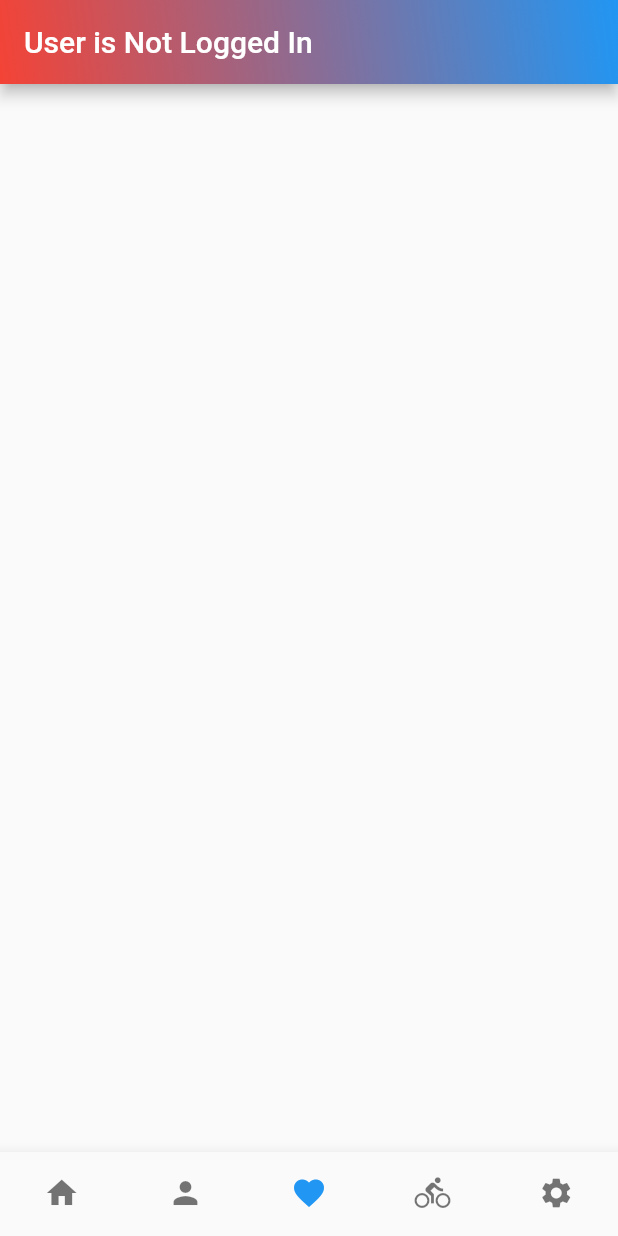
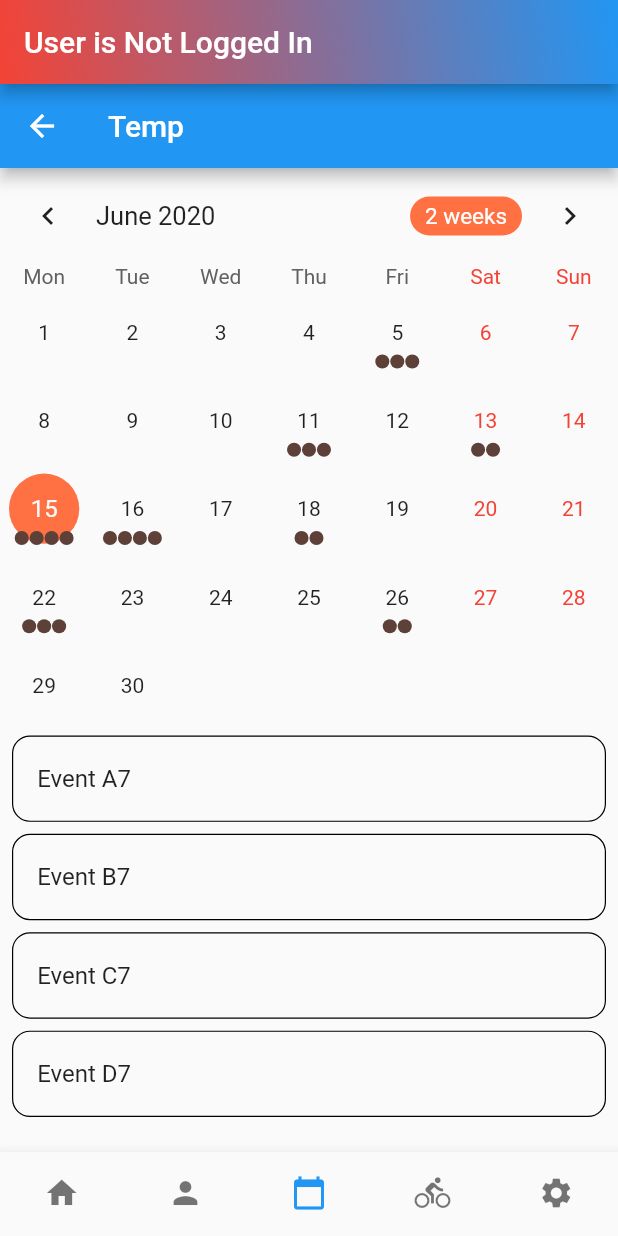
Before and after one commit to rostradamus/fitsight_app, a Flutter app: the MainPage screen opened directly, item 3 of the bottom bar chosen, on a phone screen of 412 x 824 dp. Run offline on Flutter 3.47's test engine with Material 2 defaults, Android fonts, the light colour scheme and no system bars; drawn by our look-alikes of table_calendar; our stand-ins replace dio, equatable, flutter_bloc, flutter_i18n, get_it, gradient_app_bar and 1 more; missing offline and left inert: cookie_jar, dio_cookie_manager; network calls fail; statements that could not run were skipped.

Commit message:
Implemented FriendsView & Bloc

```diff
--- /dev/null
+++ b/lib/blocs/bottom_navigation/bottom_navigation_bloc.dart
@@ -0,0 +1,55 @@
+import 'package:fitsight_app/blocs/bottom_navigation/bottom_navigation_event.dart';
+import 'package:fitsight_app/blocs/bottom_navigation/bottom_navigation_state.dart';
+import 'package:flutter_bloc/flutter_bloc.dart';
+
+class BottomNavigationBloc
+    extends Bloc<BottomNavigationEvent, BottomNavigationState> {
+  int currentIndex = 0;
+
+  @override
+  BottomNavigationState get initialState => ViewLoading();
+
+  @override
+  Stream<BottomNavigationState> mapEventToState(
+    BottomNavigationEvent event,
+  ) async* {
+    if (event is MainPageLoaded) {
+      this.add(PageTapped(index: this.currentIndex));
+    }
+    if (event is PageTapped) {
+      this.currentIndex = event.index;
+      yield CurrentIndexChanged(currentIndex: event.index);
+      yield ViewLoading();
+
+      switch (this.currentIndex) {
+        case 0:
+          {
+            yield HomeViewState();
+            break;
+          }
+        case 1:
+          {
+            yield FriendsViewState();
+            break;
+          }
+        case 2:
+          {
+            yield PlanViewState();
+            break;
+          }
+        case 3:
+          {
+            yield TipsViewState();
+            break;
+          }
+        case 4:
+          {
+            yield SettingsViewState();
+            break;
+          }
+        default:
+          {}
+      }
+    }
+  }
+}
--- /dev/null
+++ b/lib/blocs/bottom_navigation/bottom_navigation_event.dart
@@ -0,0 +1,18 @@
+import 'package:equatable/equatable.dart';
+import 'package:meta/meta.dart';
+
+abstract class BottomNavigationEvent extends Equatable {
+  @override
+  List<Object> get props => [];
+}
+
+class MainPageLoaded extends BottomNavigationEvent {}
+
+class PageTapped extends BottomNavigationEvent {
+  final int index;
+
+  PageTapped({@required this.index});
+
+  @override
+  List<Object> get props => [index];
+}
--- /dev/null
+++ b/lib/blocs/bottom_navigation/bottom_navigation_state.dart
@@ -0,0 +1,27 @@
+import 'package:equatable/equatable.dart';
+import 'package:meta/meta.dart';
+
+abstract class BottomNavigationState extends Equatable {
+  @override
+  List<Object> get props => [];
+}
+
+class CurrentIndexChanged extends BottomNavigationState {
+  final int currentIndex;
+  CurrentIndexChanged({@required this.currentIndex});
+
+  @override
+  List<Object> get props => [currentIndex];
+}
+
+class ViewLoading extends BottomNavigationState {}
+
+class HomeViewState extends BottomNavigationState {}
+
+class FriendsViewState extends BottomNavigationState {}
+
+class PlanViewState extends BottomNavigationState {}
+
+class TipsViewState extends BottomNavigationState {}
+
+class SettingsViewState extends BottomNavigationState {}
--- /dev/null
+++ b/lib/blocs/friends/friends_bloc.dart
@@ -0,0 +1,24 @@
+import 'package:fitsight_app/blocs/friends/friends_event.dart';
+import 'package:fitsight_app/blocs/friends/friends_state.dart';
+import 'package:fitsight_app/models/user.dart';
+import 'package:fitsight_app/services/friends_service.dart';
+import 'package:flutter_bloc/flutter_bloc.dart';
+import 'package:get_it/get_it.dart';
+
+class FriendsBloc extends Bloc<FriendsEvent, FriendsState> {
+  FriendsService _friendsService = GetIt.I.get<FriendsService>();
+  @override
+  FriendsState get initialState => FriendsLoadingState();
+
+  @override
+  Stream<FriendsState> mapEventToState(FriendsEvent event) async* {
+    if (event is FriendsViewLoaded) {
+      this.add(FriendsListRefreshed());
+    }
+    if (event is FriendsListRefreshed) {
+      yield FriendsLoadingState();
+      List<User> friends = await _friendsService.fetchUsers();
+      yield FriendsLoadedState(friends: friends);
+    }
+  }
+}
--- /dev/null
+++ b/lib/blocs/friends/friends_event.dart
@@ -0,0 +1,10 @@
+import 'package:equatable/equatable.dart';
+
+abstract class FriendsEvent extends Equatable {
+  @override
+  List<Object> get props => [];
+}
+
+class FriendsViewLoaded extends FriendsEvent {}
+
+class FriendsListRefreshed extends FriendsEvent {}
--- /dev/null
+++ b/lib/blocs/friends/friends_state.dart
@@ -0,0 +1,18 @@
+import 'package:equatable/equatable.dart';
+import 'package:fitsight_app/models/user.dart';
+import 'package:meta/meta.dart';
+
+abstract class FriendsState extends Equatable {
+  @override
+  List<Object> get props => [];
+}
+
+class FriendsLoadingState extends FriendsState {}
+
+class FriendsLoadedState extends FriendsState {
+  final List<User> friends;
+
+  FriendsLoadedState({@required this.friends});
+  @override
+  List<Object> get props => [friends];
+}
--- a/lib/main.dart
+++ b/lib/main.dart
@@ -5,5 +5,6 @@ import 'my_app.dart';
 
 void main() {
   setupLocator();
+
   runApp(MyApp());
 }
--- a/lib/service_locator.dart
+++ b/lib/service_locator.dart
@@ -1,4 +1,5 @@
 import 'package:fitsight_app/services/auth_service.dart';
+import 'package:fitsight_app/services/friends_service.dart';
 import 'package:get_it/get_it.dart';
 import 'package:fitsight_app/services/api_service.dart';
 
@@ -8,4 +9,5 @@ void setupLocator() {
     return apiService.init();
   });
   GetIt.I.registerSingleton<AuthService>(AuthService());
+  GetIt.I.registerSingleton<FriendsService>(FriendsService());
 }
--- a/lib/widgets/components/main/friends_view.dart
+++ b/lib/widgets/components/main/friends_view.dart
@@ -1,51 +1,40 @@
-import 'package:dio/dio.dart';
+import 'package:fitsight_app/blocs/friends/friends_bloc.dart';
+import 'package:fitsight_app/blocs/friends/friends_event.dart';
+import 'package:fitsight_app/blocs/friends/friends_state.dart';
 import 'package:fitsight_app/models/user.dart';
-import 'package:fitsight_app/services/api_service.dart';
-import 'package:fitsight_app/services/exceptions/auth_service_exception.dart';
-import 'package:fitsight_app/utils/global_exception_ui_handler.dart';
 import 'package:flutter/material.dart';
-import 'package:get_it/get_it.dart';
+import 'package:flutter_bloc/flutter_bloc.dart';
 
-// TODO: (Temporary) Needs to be re-implemented
-class FriendsView extends StatefulWidget {
-  @override
-  _FriendsViewState createState() => _FriendsViewState();
-}
-
-class _FriendsViewState extends State<FriendsView> {
-  ApiService apiService = GetIt.I.get<ApiService>();
-  List<User> users = [];
-
-  void fetchUsers(BuildContext context) async {
-    try {
-      var response = await apiService.getClient().get('/users');
-      List<User> fetchedUsers = List.from(List<Map>.from(response.data)
-          .map((Map model) => User.fromJson(model)));
-      setState(() {
-        users = fetchedUsers;
-      });
-    } on RefreshTokenFailedException {
-      GlobalExceptionUIHandler.showSessionExpiredDialog(context);
-    } on DioError {
-      GlobalExceptionUIHandler.showUnexpectedErrorDialog(context);
-    }
-  }
-
+class FriendsView extends StatelessWidget {
   @override
   Widget build(BuildContext context) {
+    BlocProvider.of<FriendsBloc>(context).add(FriendsViewLoaded());
     return Container(
       child: Stack(
         children: <Widget>[
-          ListView(
-            children: users
-                .map((User user) => ListTile(
+          BlocBuilder<FriendsBloc, FriendsState>(
+            builder: (context, state) {
+              if (state is FriendsLoadedState) {
+                return ListView(
+                  children: state.friends
+                      .map(
+                        (User user) => ListTile(
                           leading: CircleAvatar(
                             backgroundColor: Colors.green,
                           ),
                           title: Text("${user.firstName} ${user.lastName}"),
                           subtitle: Text(user.email),
-                    ))
+                        ),
+                      )
                       .toList(),
+                );
+              }
+              return Center(
+                child: CircularProgressIndicator(
+                  backgroundColor: Colors.white,
+                ),
+              );
+            },
           ),
           Padding(
             padding: EdgeInsets.all(30.0),
@@ -60,7 +49,8 @@ class _FriendsViewState extends State<FriendsView> {
                     height: 50,
                     width: 70,
                     child: RaisedButton(
-                      onPressed: () => fetchUsers(context),
+                      onPressed: () => BlocProvider.of<FriendsBloc>(context)
+                          .add(FriendsListRefreshed()),
                       shape: RoundedRectangleBorder(
                         borderRadius: BorderRadius.circular(80.0),
                       ),
--- /dev/null
+++ b/lib/widgets/components/main/plan_view.dart
@@ -0,0 +1,172 @@
+import 'package:flutter/material.dart';
+import 'package:table_calendar/table_calendar.dart';
+
+class PlanView extends StatefulWidget {
+  PlanView({Key key}) : super(key: key);
+  @override
+  _PlanViewState createState() => _PlanViewState();
+}
+
+class _PlanViewState extends State<PlanView> with TickerProviderStateMixin {
+  Map<DateTime, List> _events;
+  List _selectedEvents;
+  AnimationController _animationController;
+  CalendarController _calendarController;
+
+  @override
+  void initState() {
+    super.initState();
+    final _selectedDay = DateTime.now();
+
+    _events = {
+      _selectedDay.subtract(Duration(days: 30)): [
+        'Event A0',
+        'Event B0',
+        'Event C0'
+      ],
+      _selectedDay.subtract(Duration(days: 27)): ['Event A1'],
+      _selectedDay.subtract(Duration(days: 20)): [
+        'Event A2',
+        'Event B2',
+        'Event C2',
+        'Event D2'
+      ],
+      _selectedDay.subtract(Duration(days: 16)): ['Event A3', 'Event B3'],
+      _selectedDay.subtract(Duration(days: 10)): [
+        'Event A4',
+        'Event B4',
+        'Event C4'
+      ],
+      _selectedDay.subtract(Duration(days: 4)): [
+        'Event A5',
+        'Event B5',
+        'Event C5'
+      ],
+      _selectedDay.subtract(Duration(days: 2)): ['Event A6', 'Event B6'],
+      _selectedDay: ['Event A7', 'Event B7', 'Event C7', 'Event D7'],
+      _selectedDay.add(Duration(days: 1)): [
+        'Event A8',
+        'Event B8',
+        'Event C8',
+        'Event D8'
+      ],
+      _selectedDay.add(Duration(days: 3)):
+          Set.from(['Event A9', 'Event A9', 'Event B9']).toList(),
+      _selectedDay.add(Duration(days: 7)): [
+        'Event A10',
+        'Event B10',
+        'Event C10'
+      ],
+      _selectedDay.add(Duration(days: 11)): ['Event A11', 'Event B11'],
+      _selectedDay.add(Duration(days: 17)): [
+        'Event A12',
+        'Event B12',
+        'Event C12',
+        'Event D12'
+      ],
+      _selectedDay.add(Duration(days: 22)): ['Event A13', 'Event B13'],
+      _selectedDay.add(Duration(days: 26)): [
+        'Event A14',
+        'Event B14',
+        'Event C14'
+      ],
+    };
+
+    _selectedEvents = _events[_selectedDay] ?? [];
+    _calendarController = CalendarController();
+
+    _animationController = AnimationController(
+      vsync: this,
+      duration: const Duration(milliseconds: 400),
+    );
+
+    _animationController.forward();
+  }
+
+  @override
+  void dispose() {
+    _animationController.dispose();
+    _calendarController.dispose();
+    super.dispose();
+  }
+
+  void _onDaySelected(DateTime day, List events) {
+    print('CALLBACK: _onDaySelected');
+    setState(() {
+      _selectedEvents = events;
+    });
+  }
+
+  void _onVisibleDaysChanged(
+      DateTime first, DateTime last, CalendarFormat format) {
+    print('CALLBACK: _onVisibleDaysChanged');
+  }
+
+  void _onCalendarCreated(
+      DateTime first, DateTime last, CalendarFormat format) {
+    print('CALLBACK: _onCalendarCreated');
+  }
+
+  @override
+  Widget build(BuildContext context) {
+    return Scaffold(
+      appBar: AppBar(
+        title: Text("Temp"),
+      ),
+      body: Column(
+        mainAxisSize: MainAxisSize.max,
+        children: <Widget>[
+          // Switch out 2 lines below to play with TableCalendar's settings
+          //-----------------------
+          _buildTableCalendar(),
+          Expanded(child: _buildEventList()),
+        ],
+      ),
+    );
+  }
+
+  // Simple TableCalendar configuration (using Styles)
+  Widget _buildTableCalendar() {
+    return TableCalendar(
+      calendarController: _calendarController,
+      events: _events,
+      startingDayOfWeek: StartingDayOfWeek.monday,
+      calendarStyle: CalendarStyle(
+        selectedColor: Colors.deepOrange[400],
+        todayColor: Colors.deepOrange[200],
+        markersColor: Colors.brown[700],
+        outsideDaysVisible: false,
+      ),
+      headerStyle: HeaderStyle(
+        formatButtonTextStyle:
+            TextStyle().copyWith(color: Colors.white, fontSize: 15.0),
+        formatButtonDecoration: BoxDecoration(
+          color: Colors.deepOrange[400],
+          borderRadius: BorderRadius.circular(16.0),
+        ),
+      ),
+      onDaySelected: _onDaySelected,
+      onVisibleDaysChanged: _onVisibleDaysChanged,
+      onCalendarCreated: _onCalendarCreated,
+    );
+  }
+
+  Widget _buildEventList() {
+    return ListView(
+      children: _selectedEvents
+          .map((event) => Container(
+                decoration: BoxDecoration(
+                  border: Border.all(width: 0.8),
+                  borderRadius: BorderRadius.circular(12.0),
+                ),
+                margin:
+                    const EdgeInsets.symmetric(horizontal: 8.0, vertical: 4.0),
+                child: ListTile(
+                  title: Text(event.toString()),
+                  onTap: () => print('$event tapped!'),
+                ),
+              ))
+          .toList(),
+    );
+  }
+}
--- a/lib/widgets/pages/main_page.dart
+++ b/lib/widgets/pages/main_page.dart
@@ -1,5 +1,12 @@
+import 'package:fitsight_app/blocs/bottom_navigation/bottom_navigation_bloc.dart';
+import 'package:fitsight_app/blocs/bottom_navigation/bottom_navigation_event.dart';
+import 'package:fitsight_app/blocs/bottom_navigation/bottom_navigation_state.dart';
+import 'package:fitsight_app/blocs/friends/friends_bloc.dart';
 import 'package:fitsight_app/widgets/components/main/friends_view.dart';
 import 'package:fitsight_app/widgets/components/main/home_view.dart';
+import 'package:fitsight_app/widgets/components/main/plan_view.dart';
+import 'package:fitsight_app/widgets/components/main/settings_view.dart';
+import 'package:fitsight_app/widgets/components/main/tips_view.dart';
 import 'package:fitsight_app/widgets/components/shared/app_bar_gradient.dart';
 import 'package:flutter/material.dart';
 import 'package:flutter_bloc/flutter_bloc.dart';
@@ -8,26 +15,10 @@ import 'package:gradient_app_bar/gradient_app_bar.dart';
 import 'package:fitsight_app/blocs/auth/auth_bloc.dart';
 import 'package:fitsight_app/blocs/auth/auth_state.dart';
 
-class MainPage extends StatefulWidget {
-  @override
-  _MainPageState createState() => _MainPageState();
-}
-
-class _MainPageState extends State<MainPage> {
-  int _currentIndex = 0;
-  final List<Widget> _children = [
-    HomeView(),
-    FriendsView(),
-  ];
-
-  void onTapped(int index) {
-    setState(() {
-      _currentIndex = index;
-    });
-  }
-
+class MainPage extends StatelessWidget {
   @override
   Widget build(BuildContext context) {
+    BlocProvider.of<BottomNavigationBloc>(context).add(MainPageLoaded());
     return Scaffold(
       appBar: GradientAppBar(
         automaticallyImplyLeading: false,
@@ -65,18 +56,35 @@ class _MainPageState extends State<MainPage> {
             if (state is AuthRequestState) {
               return Center(child: CircularProgressIndicator());
             }
-            return IndexedStack(
-              index: _currentIndex,
-              children: _children,
+            return BlocBuilder<BottomNavigationBloc, BottomNavigationState>(
+              builder: (context, state) {
+                if (state is ViewLoading) {
+                  return Center(child: CircularProgressIndicator());
+                }
+                if (state is HomeViewState) return HomeView();
+                if (state is FriendsViewState)
+                  return BlocProvider<FriendsBloc>(
+                    create: (context) => FriendsBloc(),
+                    child: FriendsView(),
+                  );
+                if (state is PlanViewState) return PlanView();
+                if (state is TipsViewState) return TipsView();
+                if (state is SettingsViewState) return SettingsView();
+                return Container();
+              },
             );
           },
         ),
       ),
-      bottomNavigationBar: BottomNavigationBar(
+      bottomNavigationBar:
+          BlocBuilder<BottomNavigationBloc, BottomNavigationState>(
+        builder: (context, state) => BottomNavigationBar(
           showSelectedLabels: false,
           showUnselectedLabels: false,
-        onTap: onTapped,
-        currentIndex: _currentIndex,
+          onTap: (index) => BlocProvider.of<BottomNavigationBloc>(context)
+              .add(PageTapped(index: index)),
+          currentIndex:
+              BlocProvider.of<BottomNavigationBloc>(context).currentIndex,
           type: BottomNavigationBarType.fixed,
           items: const <BottomNavigationBarItem>[
             BottomNavigationBarItem(
@@ -88,7 +96,7 @@ class _MainPageState extends State<MainPage> {
               title: Text("Friends"),
             ),
             BottomNavigationBarItem(
-            icon: Icon(Icons.favorite),
+              icon: Icon(Icons.calendar_today),
               title: Text("Me"),
             ),
             BottomNavigationBarItem(
@@ -101,6 +109,7 @@ class _MainPageState extends State<MainPage> {
             ),
           ],
         ),
+      ),
     );
   }
 }
--- a/pubspec.yaml
+++ b/pubspec.yaml
@@ -39,6 +39,8 @@ dependencies:
   device_info: ^0.4.2+4
   flutter_i18n: ^0.16.2
   meta: ^1.1.8
+  table_calendar: ^2.2.3
+  intl: ^0.16.1
 
 dev_dependencies:
   pretty_dio_logger: ^1.1.1
```
Also changed, not shown: lib/my_app.dart (+10 -2 lines), lib/services/friends_service.dart (added, +24 -0 lines), lib/widgets/components/main/settings_view.dart (added, +12 -0 lines), lib/widgets/components/main/tips_view.dart (added, +12 -0 lines), pubspec.lock. Lines whose indentation alone changed are shown as unchanged.
